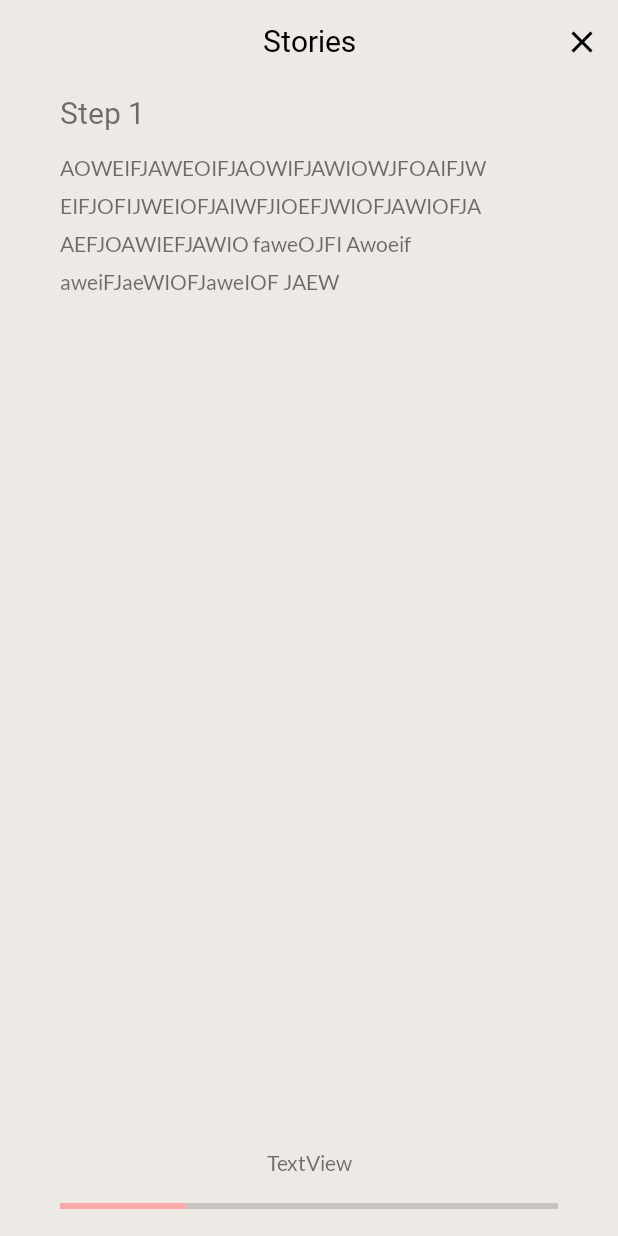
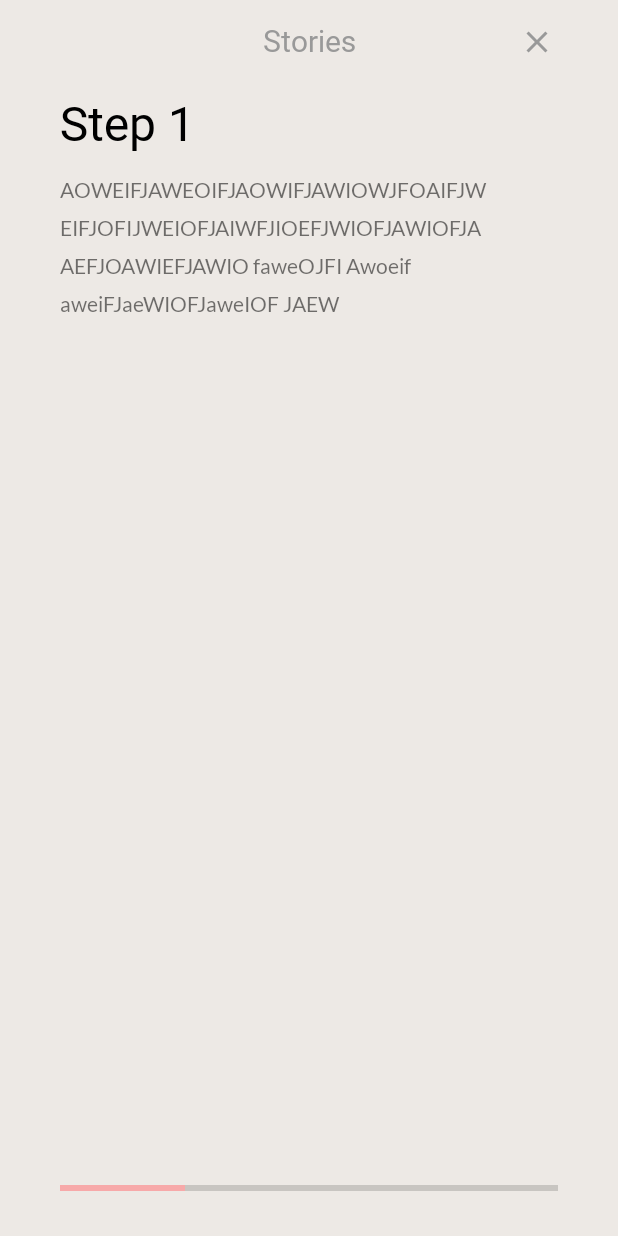
Before and after one commit to Jimmt/Homeless-Stories, an Android app: the fragment StoryFragment placed in its activity, on a phone screen of 412 x 824 dp. Run offline under Robolectric (Android 15) with nearby library versions, the phone set to English and light mode, and no system bars; libraries missing offline, so code that uses them is left out: me.zhanghai.android; plain views replace MaterialProgressBar; Roboto replaces fonts that are not available here; 7 statements that could not run were skipped.

Commit message:
change to using lateral slide transition for story fragment, and update story fragment design

```diff
--- a/app/src/main/java/com/team7/homelessstories/MainActivity.java
+++ b/app/src/main/java/com/team7/homelessstories/MainActivity.java
@@ -202,7 +202,7 @@ public class MainActivity extends AppCompatActivity implements FragmentInteracti
             toolbarTitle.setTypeface(face);
             toolbarTitle.setLetterSpacing(0);
 
-            toolbarTitle.setTextColor(Color.BLACK);
+            toolbarTitle.setTextColor(ContextCompat.getColor(this, R.color.lightGray));
         }
     }
 }
--- a/app/src/main/java/com/team7/homelessstories/OnboardingActivity.java
+++ b/app/src/main/java/com/team7/homelessstories/OnboardingActivity.java
@@ -28,7 +28,7 @@ public class OnboardingActivity extends FragmentActivity implements OnboardingPa
         CircleIndicator indicator = (CircleIndicator) findViewById(R.id.indicator);
         indicator.setViewPager(pager);
 
-        Utils.getPrefs(this).edit().putBoolean("onboarding_complete", false);
+        Utils.getPrefs(this).edit().putBoolean("onboarding_complete", false).apply();
     }
 
     @Override
--- a/app/src/main/java/com/team7/homelessstories/OnboardingPageFragment.java
+++ b/app/src/main/java/com/team7/homelessstories/OnboardingPageFragment.java
@@ -87,7 +87,7 @@ public class OnboardingPageFragment extends Fragment {
             startButton.setOnClickListener(new View.OnClickListener() {
                 @Override
                 public void onClick(View v) {
-                    Utils.getPrefs(getContext()).edit().putBoolean("onboarding_complete", true).commit();
+                    Utils.getPrefs(getContext()).edit().putBoolean("onboarding_complete", true).apply();
                     Intent intent = new Intent(getContext(), MainActivity.class);
                     startActivity(intent);
                 }
--- /dev/null
+++ b/app/src/main/res/anim/disappear.xml
@@ -0,0 +1,6 @@
+<?xml version="1.0" encoding="utf-8"?>
+<alpha xmlns:android="http://schemas.android.com/apk/res/android"
+    android:fromAlpha="1.0"
+    android:toAlpha="0.0"
+    android:duration="0"
+    />
--- /dev/null
+++ b/app/src/main/res/anim/fade_out_quick.xml
@@ -0,0 +1,6 @@
+<?xml version="1.0" encoding="utf-8"?>
+<alpha xmlns:android="http://schemas.android.com/apk/res/android"
+    android:fromAlpha="1.0"
+    android:toAlpha="0.0"
+    android:duration="100"
+    />
--- /dev/null
+++ b/app/src/main/res/anim/slide_in_right.xml
@@ -0,0 +1,6 @@
+<set xmlns:android="http://schemas.android.com/apk/res/android">
+    <translate android:fromXDelta="150%p" android:toXDelta="0"
+        android:duration="@android:integer/config_mediumAnimTime"/>
+    <alpha android:fromAlpha="0.0" android:toAlpha="1.0"
+        android:duration="@android:integer/config_mediumAnimTime" />
+</set>
--- /dev/null
+++ b/app/src/main/res/anim/slide_out_left.xml
@@ -0,0 +1,6 @@
+<set xmlns:android="http://schemas.android.com/apk/res/android">
+    <translate android:fromXDelta="0" android:toXDelta="-100%p"
+        android:duration="@android:integer/config_mediumAnimTime"/>
+    <alpha android:fromAlpha="1.0" android:toAlpha="0.0"
+        android:duration="@android:integer/config_mediumAnimTime" />
+</set>
--- a/app/src/main/res/layout/answer_button.xml
+++ b/app/src/main/res/layout/answer_button.xml
@@ -6,4 +6,6 @@
     android:layout_width="match_parent"
     android:layout_height="wrap_content"
     android:text="Button"
+    app:cornerRadius="35dp"
+    android:layout_marginBottom="8dp"
      />
--- a/app/src/main/res/layout/drawer.xml
+++ b/app/src/main/res/layout/drawer.xml
@@ -8,9 +8,9 @@
 
     <LinearLayout xmlns:android="http://schemas.android.com/apk/res/android"
         xmlns:app="http://schemas.android.com/apk/res-auto"
-        android:orientation="vertical"
         android:layout_width="match_parent"
-        android:layout_height="match_parent">
+        android:layout_height="match_parent"
+        android:orientation="vertical">
 
 
         <androidx.appcompat.widget.Toolbar
@@ -28,14 +28,15 @@
                 android:layout_width="wrap_content"
                 android:layout_height="wrap_content"
                 android:layout_gravity="center"
+                android:letterSpacing="@dimen/logo_letter_spacing"
                 android:paddingLeft="@dimen/story_horizontal_margin"
                 android:paddingTop="0dp"
                 android:paddingRight="@dimen/story_horizontal_margin"
                 android:paddingBottom="0dp"
-                android:letterSpacing="@dimen/logo_letter_spacing"
                 android:text="Stories" />
 
         </androidx.appcompat.widget.Toolbar>
+
         <FrameLayout
             android:id="@+id/frame_layout"
             android:layout_width="match_parent"
--- a/app/src/main/res/layout/fragment_stories.xml
+++ b/app/src/main/res/layout/fragment_stories.xml
@@ -9,7 +9,7 @@
     <LinearLayout
         android:id="@+id/stories_container"
         android:layout_width="match_parent"
-        android:layout_height="match_parent"
+        android:layout_height="wrap_content"
         android:orientation="vertical">
     </LinearLayout>
 </ScrollView>
--- a/app/src/main/res/layout/fragment_story.xml
+++ b/app/src/main/res/layout/fragment_story.xml
@@ -16,6 +16,8 @@
         android:paddingTop="8dp"
         android:paddingBottom="8dp"
         android:text="TextView"
+        android:textColor="@android:color/black"
+        android:textSize="32sp"
         app:layout_constraintEnd_toStartOf="@+id/scrollView2"
         app:layout_constraintStart_toStartOf="parent"
         app:layout_constraintTop_toTopOf="parent" />
@@ -44,7 +46,7 @@
         android:layout_width="match_parent"
         android:layout_height="wrap_content"
         android:layout_gravity="center"
-        android:layout_marginBottom="16dp"
+        android:layout_marginBottom="24dp"
         android:layout_weight="50"
         android:gravity="center"
         android:orientation="vertical"
@@ -69,20 +71,20 @@
         android:id="@+id/progress_indicator_container"
         android:layout_width="match_parent"
         android:layout_height="wrap_content"
-        android:layout_marginBottom="12dp"
+        android:layout_marginBottom="24dp"
         android:layout_weight="50"
         android:orientation="vertical"
         app:layout_constraintBottom_toBottomOf="parent">
 
-        <TextView
-            android:id="@+id/progress_indicator"
-            android:layout_width="match_parent"
-            android:layout_height="wrap_content"
-            android:layout_gravity="center"
-            android:layout_marginTop="12dp"
-            android:layout_marginBottom="12dp"
-            android:gravity="center"
-            android:text="TextView" />
+        <!--<TextView-->
+        <!--android:id="@+id/progress_indicator"-->
+        <!--android:layout_width="match_parent"-->
+        <!--android:layout_height="wrap_content"-->
+        <!--android:layout_gravity="center"-->
+        <!--android:layout_marginTop="12dp"-->
+        <!--android:layout_marginBottom="12dp"-->
+        <!--android:gravity="center"-->
+        <!--android:text="TextView" />-->
 
         <me.zhanghai.android.materialprogressbar.MaterialProgressBar
             android:id="@+id/progress_bar"
--- a/app/src/main/res/layout/nav_header.xml
+++ b/app/src/main/res/layout/nav_header.xml
@@ -14,6 +14,7 @@
         android:gravity="center|left"
         android:paddingLeft="20dp"
         android:text="PATHS"
+        android:textColor="@color/colorPrimary"
         android:letterSpacing="@dimen/logo_letter_spacing"/>
 
 </LinearLayout>
--- a/app/src/main/res/menu/appbar_menu.xml
+++ b/app/src/main/res/menu/appbar_menu.xml
@@ -6,6 +6,7 @@
     <item
         android:id="@+id/action_cancel"
         android:icon="@drawable/ic_baseline_close_24px"
+        app:iconTint="@color/lightGray"
         android:title="Cancel"
         app:showAsAction="ifRoom"/>
 </menu>
--- a/app/src/main/res/values/colors.xml
+++ b/app/src/main/res/values/colors.xml
@@ -3,6 +3,6 @@
     <color name="colorPrimary">#36508d</color>
     <color name="colorPrimaryDark">#36508d</color>
     <color name="colorAccent">#f7a9a9</color>
-    <color name="lightGray">#eeeeee</color>
+    <color name="lightGray">#999999</color>
     <color name="colorPage">#ede9e5</color>
 </resources>
--- a/app/src/main/res/values/integers.xml
+++ b/app/src/main/res/values/integers.xml
@@ -1,4 +1,4 @@
 <?xml version="1.0" encoding="utf-8"?>
 <resources>
-    <integer name="transition_animation_time">250</integer>
+    <integer name="transition_animation_time">400</integer>
 </resources>
--- a/app/src/main/res/values/styles.xml
+++ b/app/src/main/res/values/styles.xml
@@ -9,6 +9,11 @@
         <item name="windowNoTitle">true</item>
         <item name="android:windowActivityTransitions">true</item>
         <item name="android:fontFamily">@font/lato_regular</item>
+        <item name="android:actionButtonStyle">@style/ActionButton</item>
+    </style>
+
+    <style name="ActionButton" parent="@android:style/Widget.ActionButton">
+        <item name="android:drawablePadding">@dimen/story_horizontal_margin</item>
     </style>
 
     <style name="CustomButton" parent="Widget.MaterialComponents.Button">
```
Also changed, not shown: app/src/main/java/com/team7/homelessstories/StoryFragment.java (+8 -4 lines).
